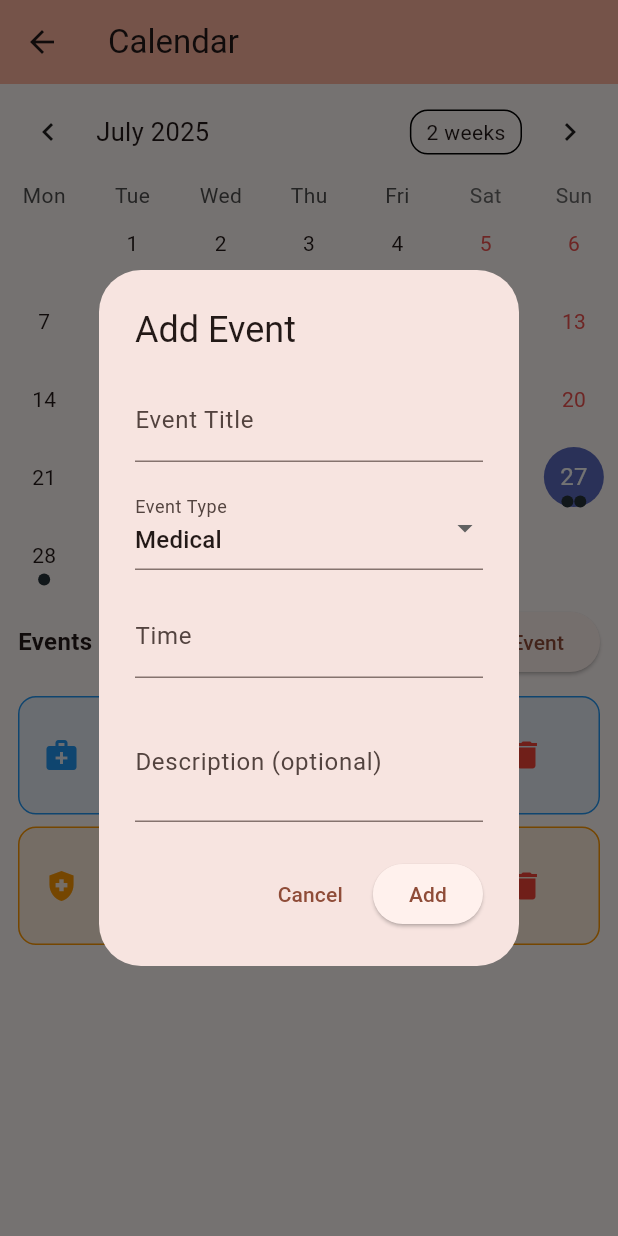
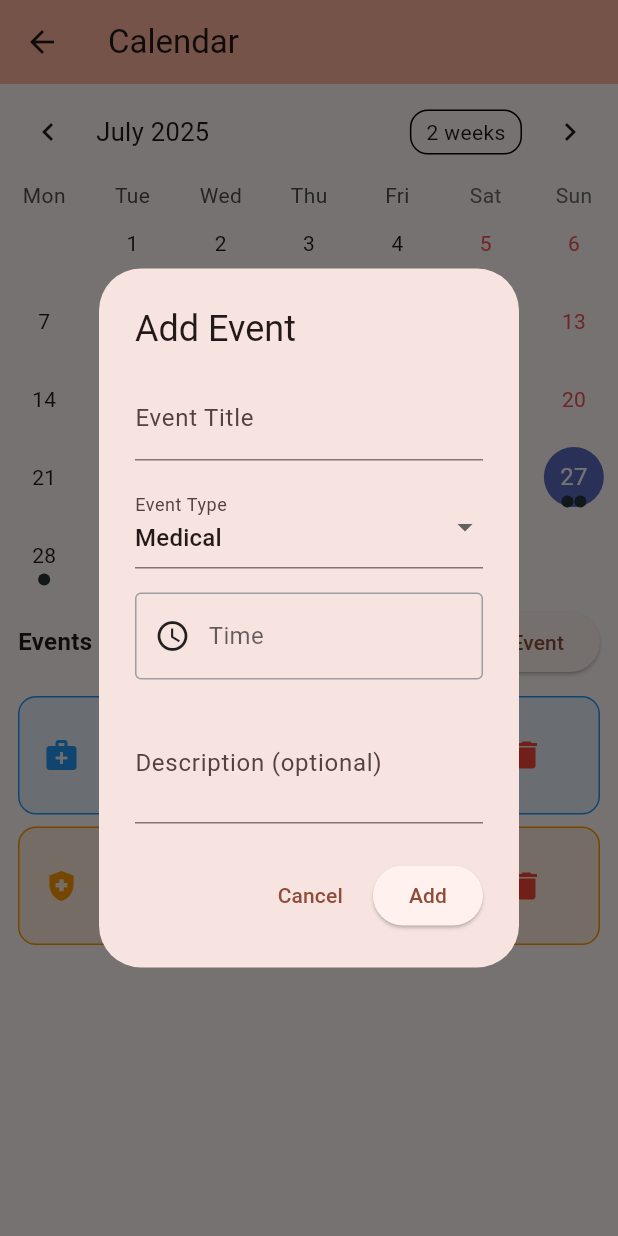
Before and after one commit to Project-Provato/FETA, a Flutter app: the CalendarScreen screen opened directly, after a tap on "Add Event", on a phone screen of 412 x 824 dp. Run offline on Flutter 3.47's test engine with Material 3 defaults, Android fonts, the phone set to English and light mode, and no system bars; drawn by our look-alikes of table_calendar.

Commit message:
Added basic support for localization, also time picker for the calendar

```diff
--- a/lib/l10n/app_localizations.dart
+++ b/lib/l10n/app_localizations.dart
@@ -61,6 +61,7 @@ abstract class AppLocalizations {
   String get temperatureAlert;
   String get optional;
   String get additionalDetails;
+  String get language;
 }
 
 class _AppLocalizationsDelegate extends LocalizationsDelegate<AppLocalizations> {
--- a/lib/l10n/app_localizations_el.dart
+++ b/lib/l10n/app_localizations_el.dart
@@ -92,4 +92,7 @@ class AppLocalizationsEl extends AppLocalizations {
 
   @override
   String get additionalDetails => 'Πρόσθετες λεπτομέρειες...';
+
+  @override
+  String get language => 'Γλώσσα';
 }
--- a/lib/l10n/app_localizations_en.dart
+++ b/lib/l10n/app_localizations_en.dart
@@ -93,4 +93,7 @@ class AppLocalizationsEn extends AppLocalizations {
 
   @override
   String get additionalDetails => 'Additional details...';
+
+  @override
+  String get language => 'Language';
 }
--- a/lib/screens/calendar_screen.dart
+++ b/lib/screens/calendar_screen.dart
@@ -2,7 +2,6 @@ import 'package:flutter/material.dart';
 import 'package:table_calendar/table_calendar.dart';
 import '../models/event.dart';
 import '../data/events_data.dart';
-import '../l10n/app_localizations.dart';
 
 class CalendarScreen extends StatefulWidget {
   const CalendarScreen({super.key});
@@ -34,7 +33,7 @@ class _CalendarScreenState extends State<CalendarScreen> {
   }
 
   List<Event> _getEventsForDay(DateTime day) {
-    return EventsData.getEventsForDate(day);  // Changed from events_data.getEventsForDay
+    return EventsData.getEventsForDate(day);
   }
 
   List<Event> _getEventsForRange(DateTime start, DateTime end) {
@@ -59,7 +58,7 @@ class _CalendarScreenState extends State<CalendarScreen> {
     );
 
     setState(() {
-      EventsData.addEvent(_selectedDay!, newEvent);  // Changed from events_data.addEvent
+      EventsData.addEvent(_selectedDay!, newEvent);
       _selectedEvents.value = _getEventsForDay(_selectedDay!);
     });
   }
@@ -68,61 +67,111 @@ class _CalendarScreenState extends State<CalendarScreen> {
     if (_selectedDay == null || event.id == null) return;
 
     setState(() {
-      EventsData.deleteEvent(_selectedDay!, event.id!);  // Use proper delete method
+      EventsData.deleteEvent(_selectedDay!, event.id!);
       _selectedEvents.value = _getEventsForDay(_selectedDay!);
     });
   }
 
   void _showAddEventDialog() {
-    final l10n = AppLocalizations.of(context);
     final titleController = TextEditingController();
-    final timeController = TextEditingController();
     final descriptionController = TextEditingController();
     String selectedType = 'medical';
+    TimeOfDay? selectedTime;
 
     showDialog(
       context: context,
-      builder: (context) => AlertDialog(
-        title: Text(l10n.addEvent),
+      builder: (context) => StatefulBuilder(
+        builder: (context, setState) => AlertDialog(
+          title: const Text('Add Event'),
           content: SingleChildScrollView(
             child: Column(
               mainAxisSize: MainAxisSize.min,
               children: [
                 TextField(
                   controller: titleController,
-                decoration: InputDecoration(
-                  labelText: l10n.eventTitle,
-                  hintText: 'e.g., ${l10n.vaccination} - Sheep #456',
+                  decoration: const InputDecoration(
+                    labelText: 'Event Title',
+                    hintText: 'e.g., Vaccination - Sheep #456',
                   ),
                 ),
                 const SizedBox(height: 16),
                 DropdownButtonFormField<String>(
                   value: selectedType,
-                decoration: InputDecoration(labelText: l10n.eventType),
-                items: [
-                  DropdownMenuItem(value: 'medical', child: Text(l10n.medical)),
-                  DropdownMenuItem(value: 'feeding', child: Text(l10n.feeding)),
-                  DropdownMenuItem(value: 'checkup', child: Text(l10n.checkup)),
-                  DropdownMenuItem(value: 'emergency', child: Text(l10n.emergency)),
-                  DropdownMenuItem(value: 'alert', child: Text(l10n.alert)),
-                  DropdownMenuItem(value: 'other', child: Text(l10n.other)),
+                  decoration: const InputDecoration(labelText: 'Event Type'),
+                  items: const [
+                    DropdownMenuItem(value: 'medical', child: Text('Medical')),
+                    DropdownMenuItem(value: 'feeding', child: Text('Feeding')),
+                    DropdownMenuItem(value: 'checkup', child: Text('Checkup')),
+                    DropdownMenuItem(value: 'emergency', child: Text('Emergency')),
+                    DropdownMenuItem(value: 'alert', child: Text('Alert')),
+                    DropdownMenuItem(value: 'other', child: Text('Other')),
                   ],
                   onChanged: (value) => selectedType = value!,
                 ),
                 const SizedBox(height: 16),
-              TextField(
-                controller: timeController,
-                decoration: InputDecoration(
-                  labelText: l10n.time,
-                  hintText: 'e.g., 09:00',
+                // Time picker button
+                InkWell(
+                  onTap: () async {
+                    final TimeOfDay? pickedTime = await showTimePicker(
+                      context: context,
+                      initialTime: selectedTime ?? TimeOfDay.now(),
+                      builder: (BuildContext context, Widget? child) {
+                        return MediaQuery(
+                          data: MediaQuery.of(context).copyWith(
+                            alwaysUse24HourFormat: true,
+                          ),
+                          child: child!,
+                        );
+                      },
+                    );
+                    if (pickedTime != null) {
+                      setState(() {
+                        selectedTime = pickedTime;
+                      });
+                    }
+                  },
+                  child: Container(
+                    padding: const EdgeInsets.symmetric(vertical: 16, horizontal: 12),
+                    decoration: BoxDecoration(
+                      border: Border.all(color: Colors.grey),
+                      borderRadius: BorderRadius.circular(4),
+                    ),
+                    child: Row(
+                      children: [
+                        const Icon(Icons.access_time),
+                        const SizedBox(width: 12),
+                        Expanded(
+                          child: Text(
+                            selectedTime != null
+                                ? '${selectedTime!.hour.toString().padLeft(2, '0')}:${selectedTime!.minute.toString().padLeft(2, '0')}'
+                                : 'Time',
+                            style: TextStyle(
+                              color: selectedTime != null
+                                  ? Theme.of(context).textTheme.bodyLarge?.color
+                                  : Theme.of(context).hintColor,
+                              fontSize: 16,
+                            ),
+                          ),
+                        ),
+                        if (selectedTime != null)
+                          IconButton(
+                            icon: const Icon(Icons.clear, size: 20),
+                            onPressed: () {
+                              setState(() {
+                                selectedTime = null;
+                              });
+                            },
+                          ),
+                      ],
+                    ),
                   ),
                 ),
                 const SizedBox(height: 16),
                 TextField(
                   controller: descriptionController,
-                decoration: InputDecoration(
-                  labelText: '${l10n.description} (${l10n.optional})',
-                  hintText: l10n.additionalDetails,
+                  decoration: const InputDecoration(
+                    labelText: 'Description (optional)',
+                    hintText: 'Additional details...',
                   ),
                   maxLines: 2,
                 ),
@@ -132,23 +181,28 @@ class _CalendarScreenState extends State<CalendarScreen> {
           actions: [
             TextButton(
               onPressed: () => Navigator.pop(context),
-            child: Text(l10n.cancel),
+              child: const Text('Cancel'),
             ),
             ElevatedButton(
               onPressed: () {
                 if (titleController.text.isNotEmpty) {
+                  final timeString = selectedTime != null
+                      ? '${selectedTime!.hour.toString().padLeft(2, '0')}:${selectedTime!.minute.toString().padLeft(2, '0')}'
+                      : 'All day';
+
                   _addEvent(
                     titleController.text,
                     selectedType,
-                  timeController.text.isEmpty ? l10n.allDay : timeController.text,
+                    timeString,
                     descriptionController.text,
                   );
                   Navigator.pop(context);
                 }
               },
-            child: Text(l10n.add),
+              child: const Text('Add'),
             ),
           ],
+        ),
       ),
     );
   }
@@ -187,11 +241,9 @@ class _CalendarScreenState extends State<CalendarScreen> {
 
   @override
   Widget build(BuildContext context) {
-    final l10n = AppLocalizations.of(context);
-
     return Scaffold(
       appBar: AppBar(
-        title: Text(l10n.calendar),
+        title: const Text('Calendar'),
         backgroundColor: Theme.of(context).colorScheme.inversePrimary,
       ),
       body: Column(
@@ -235,13 +287,13 @@ class _CalendarScreenState extends State<CalendarScreen> {
                 mainAxisAlignment: MainAxisAlignment.spaceBetween,
                 children: [
                   Text(
-                    '${l10n.eventsFor} ${_formatDateKey(_selectedDay!)}',
+                    'Events for ${_formatDateKey(_selectedDay!)}',
                     style: const TextStyle(fontSize: 16, fontWeight: FontWeight.bold),
                   ),
                   ElevatedButton.icon(
                     onPressed: _showAddEventDialog,
                     icon: const Icon(Icons.add),
-                    label: Text(l10n.addEvent),
+                    label: const Text('Add Event'),
                   ),
                 ],
               ),
@@ -252,11 +304,11 @@ class _CalendarScreenState extends State<CalendarScreen> {
               valueListenable: _selectedEvents,
               builder: (context, value, _) {
                 if (value.isEmpty) {
-                  return Center(
+                  return const Center(
                     child: Text(
-                      l10n.noEvents,
+                      'No events for this day\nTap "Add Event" to create one',
                       textAlign: TextAlign.center,
-                      style: const TextStyle(color: Colors.grey),
+                      style: TextStyle(color: Colors.grey),
                     ),
                   );
                 }
```
Also changed, not shown: lib/main.dart (+10 -4 lines), lib/services/language_service.dart (added, +15 -0 lines), lib/widgets/language_switcher.dart (added, +83 -0 lines), pubspec.yaml (+4 -9 lines), pubspec.lock, 2 other files. Lines whose indentation alone changed are shown as unchanged.
